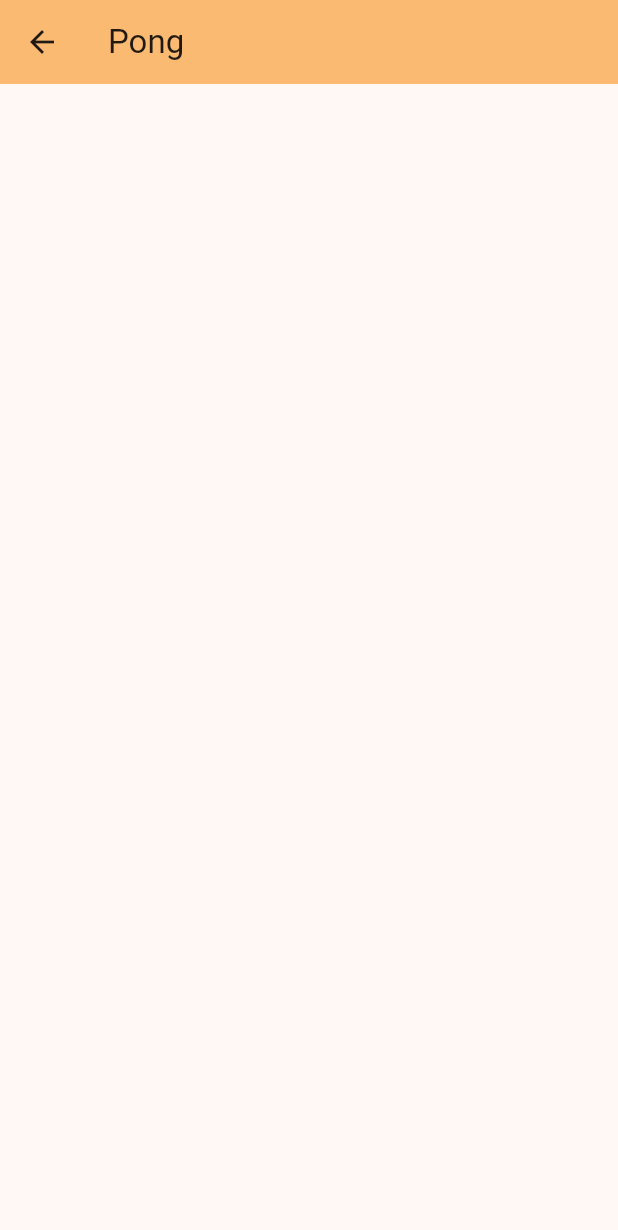
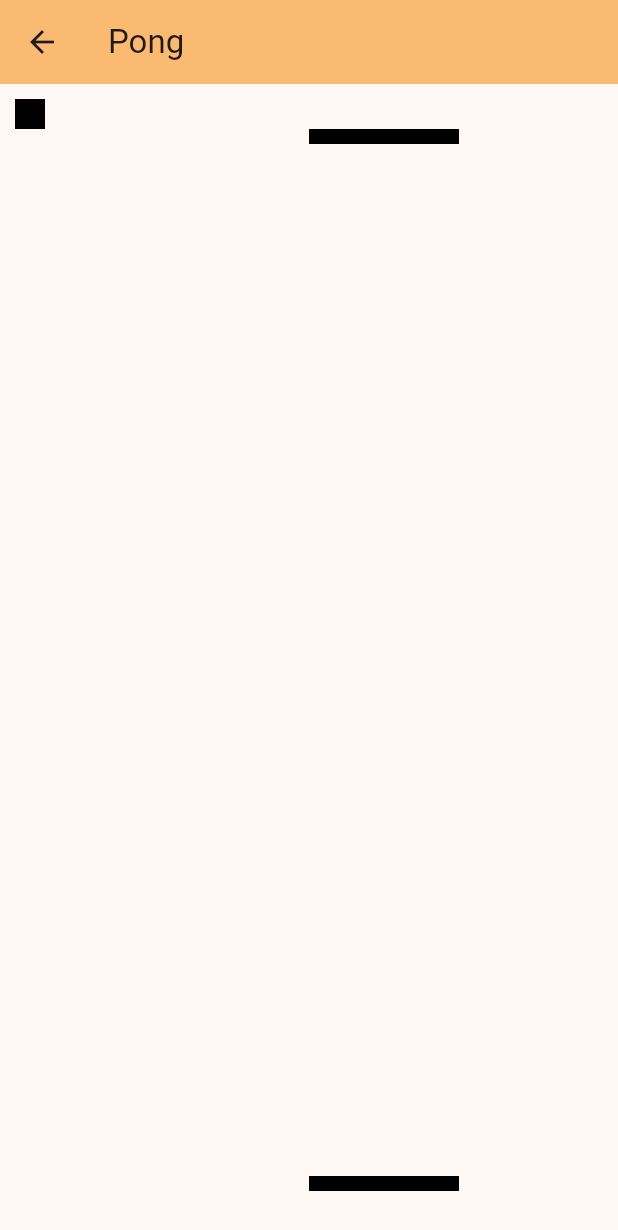
Before and after one commit to saulms777/Pocket-Play, a Flutter app: the PongGame screen opened by its route, on a phone screen of 412 x 824 dp. Shown: the top 1230 px of the screen. Run offline on Flutter 3.47's test engine with Material 3 defaults, Android fonts, the phone set to English and light mode, and no system bars.

Commit message:
added puck

```diff
--- a/lib/home_page.dart
+++ b/lib/home_page.dart
@@ -19,7 +19,7 @@ class _HomePageState extends State<HomePage> {
         primary: false,
         slivers: <Widget>[
           SliverPadding(
-            padding: const EdgeInsets.all(20),
+            padding: const EdgeInsets.all(0),
             sliver: SliverGrid.count(
               crossAxisSpacing: 10,
               mainAxisSpacing: 10,
--- a/lib/pong_game.dart
+++ b/lib/pong_game.dart
@@ -1,3 +1,4 @@
+import 'dart:async';
 import 'package:flutter/material.dart';
 
 class PongGame extends StatefulWidget {
@@ -8,13 +9,105 @@ class PongGame extends StatefulWidget {
 }
 
 class _PongGameState extends State<PongGame> {
+  static const double _platformWidth = 100;
+  static const double _platformHeight = 10;
+  static const double _puckSize = 20;
+
+  double _screenWidth = -1;
+  double _screenHeight = -1;
+  double _player1X = -1;
+  double _player2X = -1;
+  double _puckX = 10;
+  double _puckY = 10;
+
+  late Timer timer;
+
+  void _onClick(double x, double y) {
+    x -= _platformWidth / 2;
+    if (y < _screenHeight / 2) {
+      _player1X += (x - _player1X) / 2;
+    }
+    else {
+      _player2X += (x - _player2X) / 2;
+    }
+    setState(() {});
+  }
+
+  @override
+  void initState() {
+    super.initState();
+    timer = Timer.periodic(Duration(milliseconds: 16), (timer) {
+      setState() {
+        _puckX++;
+        _puckY++;
+      }
+    });
+  }
+
+  @override
+  void dispose() {
+    timer.cancel();
+    super.dispose();
+  }
+
   @override
   Widget build(BuildContext context) {
+    if (_screenWidth == -1) {
+      _screenWidth = MediaQuery.of(context).size.width;
+      _player1X = _player2X = _screenWidth / 2;
+    }
+    if (_screenHeight == -1) {
+      _screenHeight = MediaQuery.of(context).size.height - kToolbarHeight;
+    }
+
     return Scaffold(
       appBar: AppBar(
         backgroundColor: Theme.of(context).colorScheme.inversePrimary,
         title: const Text('Pong'),
       ),
+      body: Listener(
+        onPointerDown: (PointerDownEvent event) =>
+            _onClick(event.localPosition.dx, event.localPosition.dy),
+        child: Stack(
+          children: [
+            Container(
+              color: Colors.transparent,
+              width: double.infinity,
+              height: double.infinity,
+            ),
+            Positioned(
+              left: _puckX,
+              top: _puckY,
+              child: Container(
+                width: _puckSize,
+                height: _puckSize,
+                decoration: BoxDecoration(
+                  color: Colors.black,
+                  shape: BoxShape.rectangle,
+                ),
+              ),
+            ),
+            Positioned(
+              left: _player1X,
+              top: 30,
+              child: Container(
+                width: _platformWidth,
+                height: _platformHeight,
+                color: Colors.black,
+              ),
+            ),
+            Positioned(
+              left: _player2X,
+              top: _screenHeight - 40,
+              child: Container(
+                width: _platformWidth,
+                height: _platformHeight,
+                color: Colors.black,
+              ),
+            ),
+          ],
+        ),
+      ),
     );
   }
 }
```
